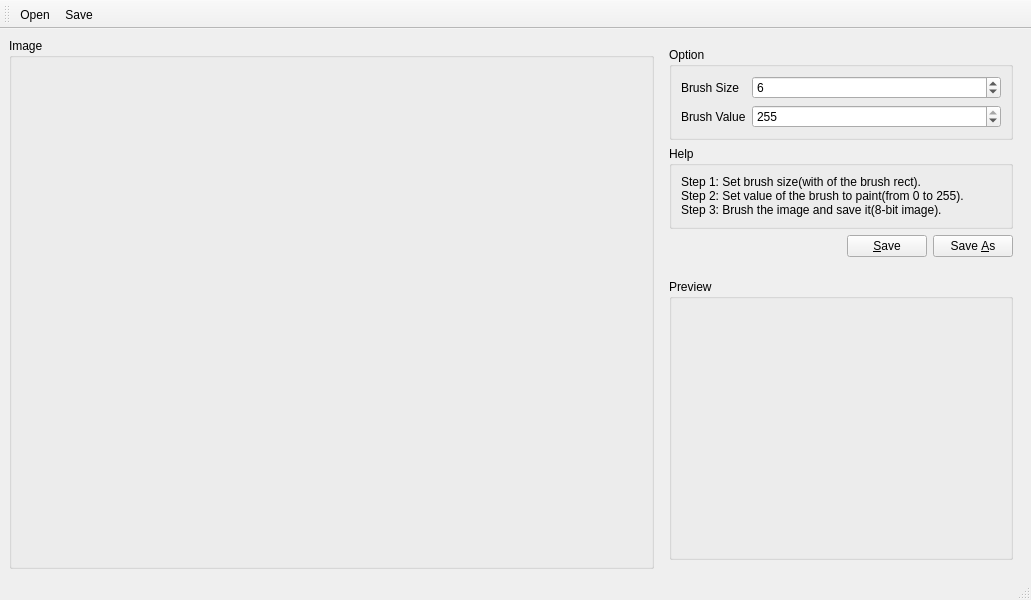
Qt form ui/mainwindow.ui (xiangxw/saliency-marker) before a commit.
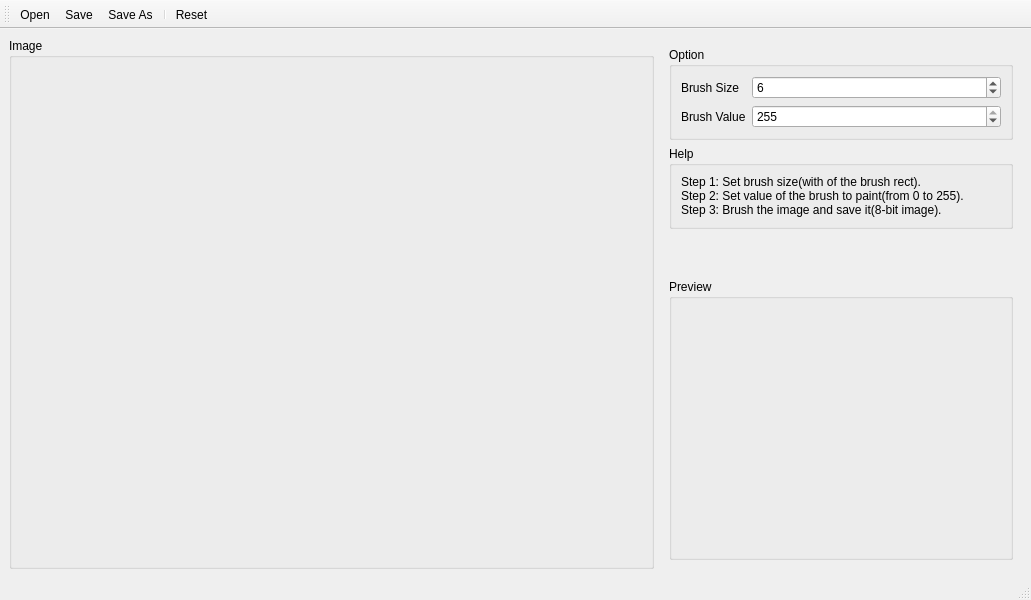
The same form after that commit.

```diff
--- a/ui/mainwindow.ui
+++ b/ui/mainwindow.ui
@@ -115,37 +115,6 @@
            </layout>
           </widget>
          </item>
-         <item>
-          <layout class="QHBoxLayout" name="horizontalLayout_6">
-           <item>
-            <spacer name="horizontalSpacer">
-             <property name="orientation">
-              <enum>Qt::Horizontal</enum>
-             </property>
-             <property name="sizeHint" stdset="0">
-              <size>
-               <width>40</width>
-               <height>20</height>
-              </size>
-             </property>
-            </spacer>
-           </item>
-           <item>
-            <widget class="QPushButton" name="saveButton">
-             <property name="text">
-              <string>&amp;Save</string>
-             </property>
-            </widget>
-           </item>
-           <item>
-            <widget class="QPushButton" name="saveAsButton">
-             <property name="text">
-              <string>Save &amp;As</string>
-             </property>
-            </widget>
-           </item>
-          </layout>
-         </item>
          <item>
           <spacer name="verticalSpacer">
            <property name="orientation">
@@ -212,6 +181,9 @@
    </attribute>
    <addaction name="openAction"/>
    <addaction name="saveAction"/>
+   <addaction name="saveAsAction"/>
+   <addaction name="separator"/>
+   <addaction name="resetAction"/>
   </widget>
   <widget class="QStatusBar" name="statusBar"/>
   <action name="openAction">
@@ -236,6 +208,28 @@
     <string>Ctrl+S</string>
    </property>
   </action>
+  <action name="saveAsAction">
+   <property name="text">
+    <string>Save As</string>
+   </property>
+   <property name="toolTip">
+    <string>Save As        Ctrl+Shift+S</string>
+   </property>
+   <property name="shortcut">
+    <string>Ctrl+Shift+S</string>
+   </property>
+  </action>
+  <action name="resetAction">
+   <property name="text">
+    <string>Reset</string>
+   </property>
+   <property name="toolTip">
+    <string>Reset        Ctrl+R</string>
+   </property>
+   <property name="shortcut">
+    <string>Ctrl+R</string>
+   </property>
+  </action>
  </widget>
  <resources/>
  <connections/>
```
Left out of the diff: 2 changed lines with no effect on the pictures.
